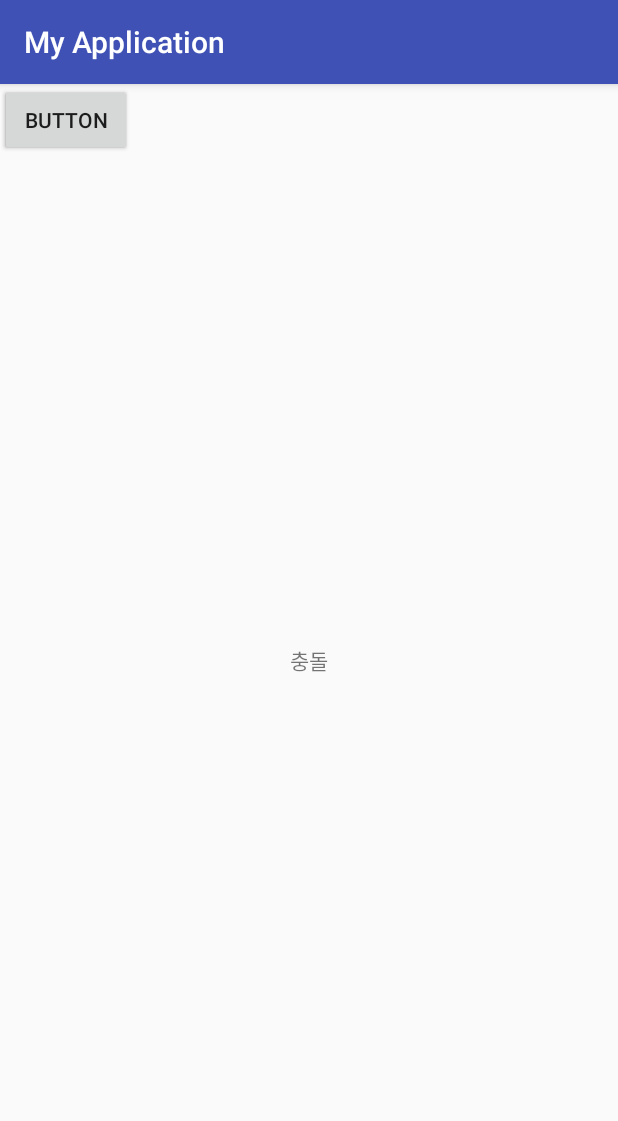
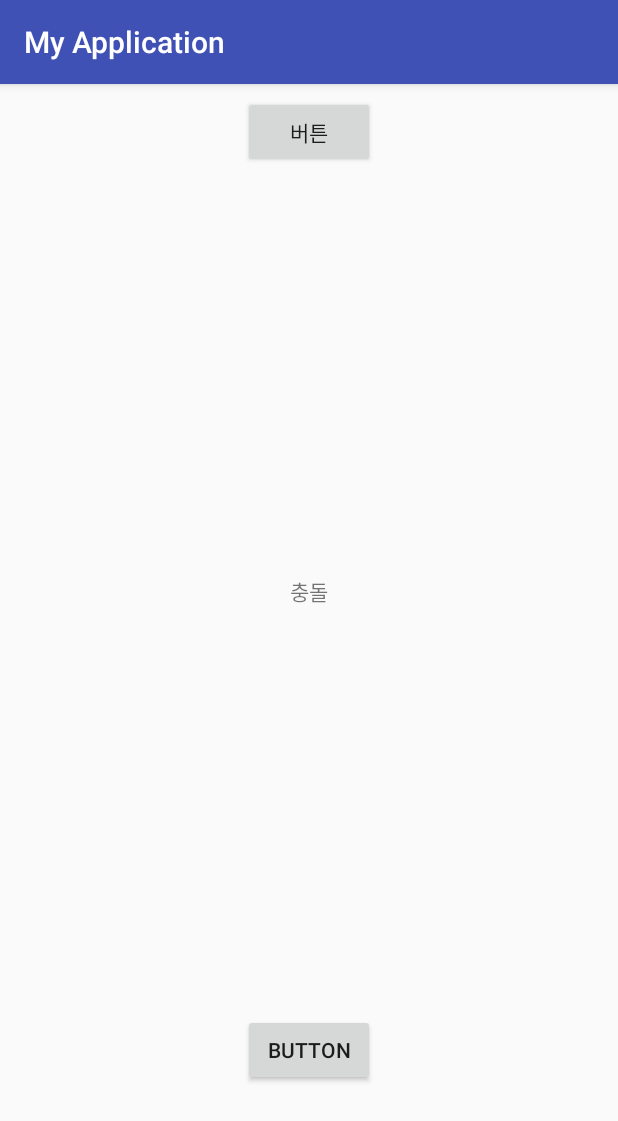
Before and after one commit to bishop130/practice, an Android app: the screen it shows after launch (MainActivity), on a phone screen of 412 x 824 dp. Shown: the top 1121 px of the screen. Run offline under Robolectric (Android 15) with nearby library versions, the phone set to English and light mode, and no system bars.

Commit message:
ui수정

```diff
--- a/app/src/main/res/layout/activity_main.xml
+++ b/app/src/main/res/layout/activity_main.xml
@@ -7,30 +7,41 @@
     tools:context="com.example.lj.myapplication.MainActivity">
 
     <TextView
+        android:id="@+id/textView2"
         android:layout_width="wrap_content"
+
         android:layout_height="wrap_content"
 
+        android:layout_marginBottom="8dp"
+        android:layout_marginTop="8dp"
         android:text="충돌"
-
-        app:layout_constraintBottom_toBottomOf="parent"
+        app:layout_constraintBottom_toTopOf="@+id/button2"
         app:layout_constraintLeft_toLeftOf="parent"
         app:layout_constraintRight_toRightOf="parent"
-        app:layout_constraintTop_toTopOf="parent" />
+        app:layout_constraintTop_toBottomOf="@+id/button" />
 
     <Button
         android:id="@+id/button"
         android:layout_width="wrap_content"
         android:layout_height="wrap_content"
+        android:layout_marginEnd="8dp"
+        android:layout_marginStart="8dp"
+        android:layout_marginTop="8dp"
         android:text="버튼"
-        tools:layout_editor_absoluteX="147dp"
-        tools:layout_editor_absoluteY="80dp" />
+        app:layout_constraintEnd_toEndOf="parent"
+        app:layout_constraintStart_toStartOf="parent"
+        app:layout_constraintTop_toTopOf="parent" />
 
     <Button
         android:id="@+id/button2"
         android:layout_width="wrap_content"
         android:layout_height="wrap_content"
+        android:layout_marginBottom="100dp"
+        android:layout_marginEnd="8dp"
+        android:layout_marginStart="8dp"
         android:text="Button"
-        tools:layout_editor_absoluteX="147dp"
-        tools:layout_editor_absoluteY="338dp" />
+        app:layout_constraintBottom_toBottomOf="parent"
+        app:layout_constraintEnd_toEndOf="parent"
+        app:layout_constraintStart_toStartOf="parent" />
 
 </android.support.constraint.ConstraintLayout>
```
